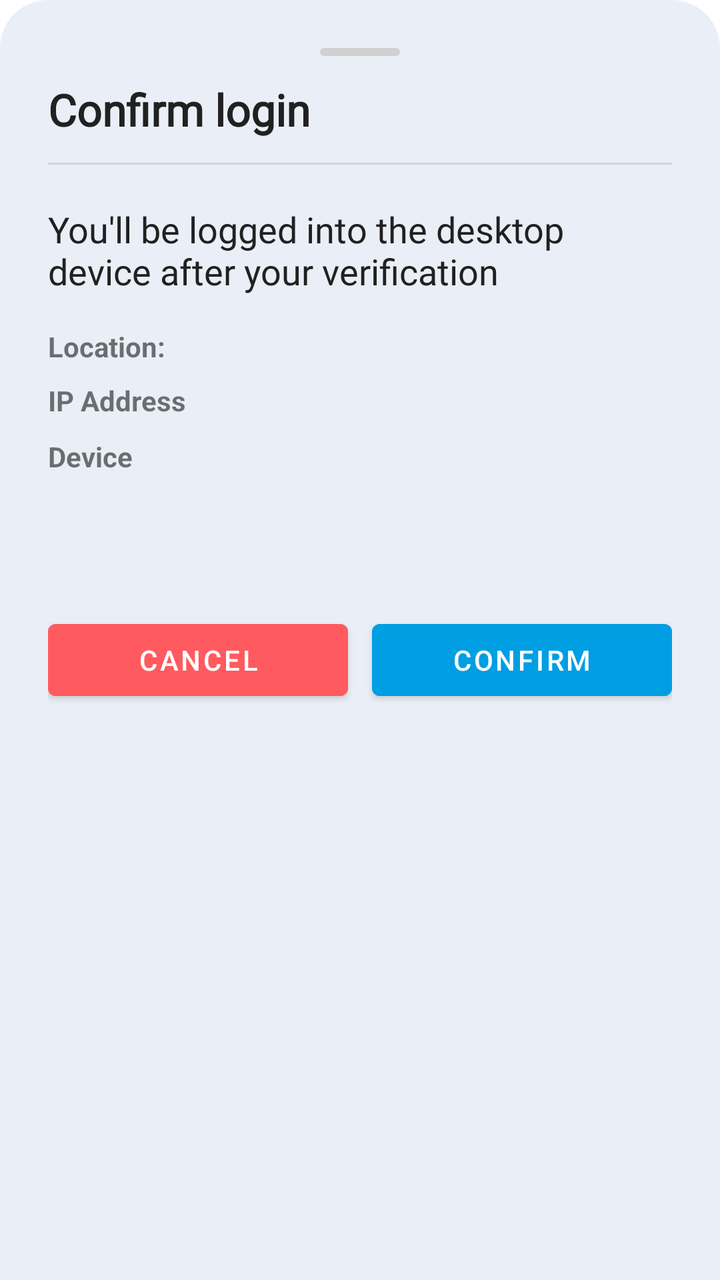
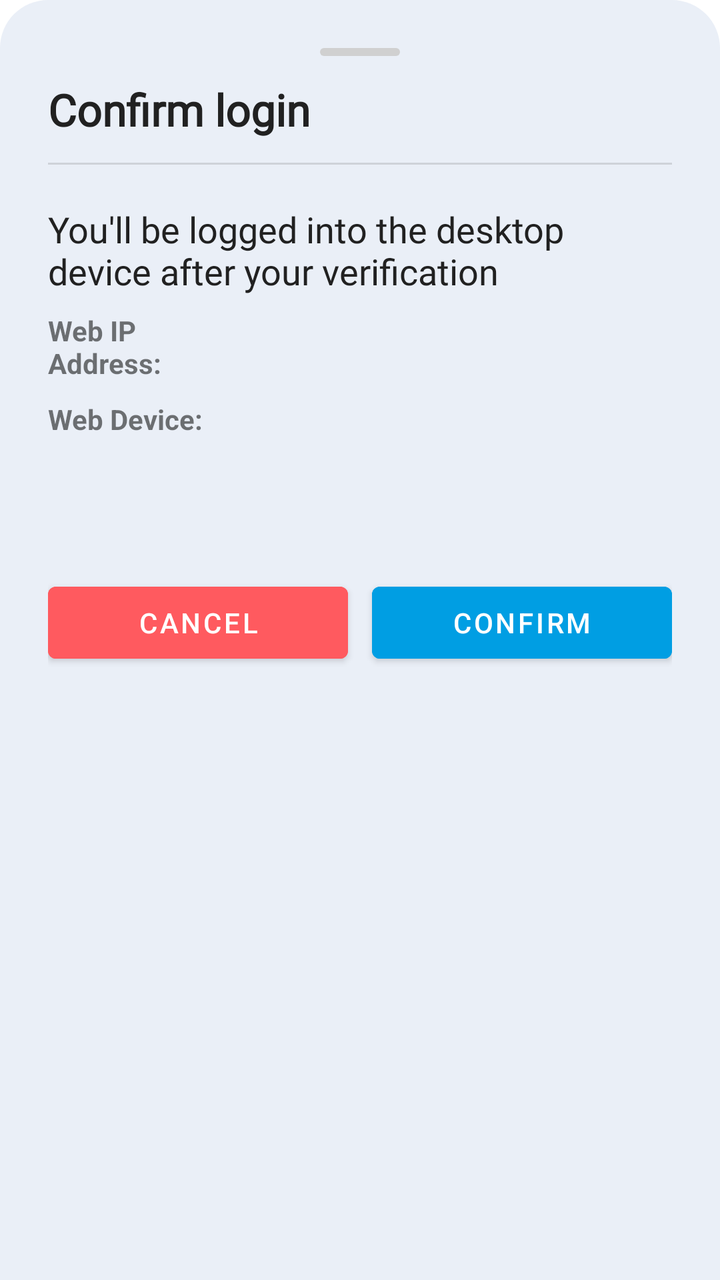

Before-and-after screenshots of an Android layout around one commit, followed by the original layout XML and the change that was made.
<!-- AndroidManifest.xml: application theme Theme.Policybossprov34 -->
<!-- res/layout/dialog_qr_confirm.xml -->
<?xml version="1.0" encoding="utf-8"?>
<LinearLayout xmlns:android="http://schemas.android.com/apk/res/android"

    android:layout_width="match_parent"
    android:layout_height="wrap_content"
    android:orientation="vertical"
    android:backgroundTint="@color/bg_light"
    android:padding="24dp"

    android:background="@drawable/bg_bottom_sheet">

    <View
        android:layout_width="40dp"
        android:layout_height="4dp"
        android:layout_gravity="center_horizontal"
        android:layout_marginBottom="12dp"
        android:background="@drawable/bg_sheet_handle"/>
    <TextView
        android:text="Confirm login"
        android:textStyle="bold"
        android:textSize="22sp"
        android:fontFamily="@font/poppinsbold"
        android:textColor="@color/black"
        android:layout_width="wrap_content"
        android:layout_height="wrap_content"/>

    <com.google.android.material.divider.MaterialDivider
        android:layout_width="match_parent"
        android:layout_height="wrap_content"
        android:layout_marginVertical="12dp"/>

    <TextView
        android:layout_marginTop="8dp"
        android:textSize="18sp"
        android:fontFamily="@font/poppinsmedium"
        android:text="You'll be logged into the desktop device after your verification"
        android:textColor="@color/colorText"
        android:layout_width="wrap_content"
        android:layout_height="wrap_content"/>

    
    <LinearLayout
        android:layout_width="match_parent"
        android:layout_height="wrap_content"
        android:layout_marginTop="16dp"
        android:orientation="horizontal">

        <TextView
            android:text="Location:"
            android:textStyle="bold"
            android:layout_width="0dp"
            android:layout_weight=".3"
            android:layout_height="wrap_content"/>

        <TextView
            android:id="@+id/tvLocation"

            android:layout_width="0dp"
            android:layout_weight=".7"
            android:layout_height="wrap_content"/>

    </LinearLayout>

    
    <LinearLayout
        android:layout_width="match_parent"
        android:layout_height="wrap_content"
        android:layout_marginTop="8dp"
        android:orientation="horizontal">

        <TextView
            android:text="IP Address"
            android:textStyle="bold"
            android:layout_width="0dp"
            android:layout_weight=".3"
            android:layout_height="wrap_content"/>

        <TextView
            android:id="@+id/tvIp"
            android:layout_width="0dp"
            android:layout_weight=".7"
            android:layout_height="wrap_content"/>

    </LinearLayout>

    
    <LinearLayout
        android:layout_width="match_parent"
        android:layout_height="wrap_content"
        android:layout_marginTop="8dp"
        android:orientation="horizontal">

        <TextView
            android:text="Device"
            android:textStyle="bold"
            android:layout_width="0dp"
            android:layout_weight=".3"
            android:layout_height="wrap_content"/>

        <TextView
            android:id="@+id/tvDevice"
            android:textSize="15sp"
            android:fontFamily="@font/poppinsbold"
            android:text=""
            android:textColor="@color/green"
            android:layout_width="0dp"
            android:layout_weight=".7"
            android:layout_height="wrap_content"/>

    </LinearLayout>

    
    <com.google.android.material.progressindicator.CircularProgressIndicator
        android:id="@+id/progressBar"
        android:visibility="invisible"
        android:indeterminate="true"
        android:layout_gravity="center"
        android:layout_marginTop="10dp"
        android:layout_width="36dp"
        android:layout_height="36dp"/>

    <LinearLayout
        android:layout_marginTop="10dp"
        android:layout_width="match_parent"
        android:layout_height="wrap_content"
        android:orientation="horizontal">

        <com.google.android.material.button.MaterialButton
            android:id="@+id/btnCancel"
            android:text="Cancel"
            android:backgroundTint="@color/red_custom"
            android:layout_weight="1"
            android:layout_width="0dp"
            android:layout_height="wrap_content"/>

        <com.google.android.material.button.MaterialButton
            android:id="@+id/btnConfirm"
            android:text="Confirm"
            android:backgroundTint="@color/button_color"
            android:layout_marginStart="12dp"
            android:layout_weight="1"
            android:layout_width="0dp"
            android:layout_height="wrap_content"/>

    </LinearLayout>

</LinearLayout>
<!-- resources referenced by this layout -->
<resources>
  <color name="bg_light">#eaeff7</color>
  <color name="black">#212121</color>
  <color name="button_color">@color/colorPrimary</color>
  <color name="colorText">#212121</color>
  <color name="green">#00bfa5</color>
  <color name="red_custom">#ff5a5f</color>
  <!-- drawable bg_bottom_sheet (drawable) -->
  <shape xmlns:android="http://schemas.android.com/apk/res/android"
      android:shape="rectangle">
  
      <solid android:color="?attr/colorSurface"/>
  
      <corners
          android:topLeftRadius="24dp"
          android:topRightRadius="24dp"/>
  </shape>
  <!-- drawable bg_sheet_handle (drawable) -->
  <?xml version="1.0" encoding="utf-8"?>
  <shape xmlns:android="http://schemas.android.com/apk/res/android">
      <solid android:color="#D0D0D0"/>
      <corners android:radius="2dp"/>
  </shape>
  <style name="Theme.Policybossprov34" parent="Base.Theme.Policybossprov34" />
  <color name="colorPrimary">#009ee3</color>
  <style name="Base.Theme.Policybossprov34" parent="Theme.MaterialComponents.DayNight.NoActionBar">
          
          
              <item name="colorPrimary">@color/colorAccent</item>
  
  
  
              <item name="colorPrimaryDark">@color/colorPrimaryDark</item>
              <item name="colorAccent">@color/colorAccent</item>
  
             
             <item name="android:statusBarColor">@color/colorPrimaryDark</item>
  
  
          
          
          <item name="android:windowBackground">@color/white</item>
          <item name="android:windowActivityTransitions">true</item>
          
          
  
          
          <item name="windowActionModeOverlay">true</item>
          
          <item name="actionModeBackground">@color/colorAccent</item>
  
          
          <item name="textInputStyle">@style/textInputLayoutStyle</item>
  
          
       
          <item name="colorControlActivated">@color/colorPrimary</item>
  
  
          
           
          <item name="colorControlHighlight">@color/colorAccentPressed</item>
          <item name="colorOnPrimary">@color/white</item>
  
  
  
  
      </style>
  <color name="colorAccent">#009ee3</color>
  <color name="colorPrimaryDark">#00476e</color>
  <color name="white">#ffffff</color>
  <style name="textInputLayoutStyle" parent="Widget.MaterialComponents.TextInputLayout.OutlinedBox">
  
  
          <item name="android:textColor">@color/white</item>
  
          
          <item name="hintTextColor">@color/white</item>
  
          
          <item name="android:textColorHint">@color/white</item>
          <item name="boxStrokeErrorColor">@color/error_red</item>
  
          <item name="android:layout_height">wrap_content</item>
          <item name="android:layout_width">match_parent</item>
  
          <item name="android:textSize">17sp</item>
  
  
  
          
          <item name="errorEnabled">false</item>
  
  
          
          <item name="startIconTint">@color/default_icon_color</item>
          <item name="endIconTint">@color/default_icon_color</item>
  
          
          <item name="boxBackgroundMode">filled</item>
  
          <item name="endIconMode">clear_text</item>
            <item name="boxBackgroundColor">@color/transparent</item>
  
          <item name="boxStrokeWidthFocused">2dp</item> 
          <item name="boxStrokeWidth">0.7dp</item> 
          <item name="boxStrokeColor">@color/colorPrimary</item>
  
          <item name="android:inputType">text</item>
          <item name="android:imeOptions">actionNext</item>
          <item name="android:lines">1</item>
  
  
  
  
      </style>
  <color name="colorAccentPressed">#009ee3</color>
  <color name="error_red">#ff8566</color>
  <color name="default_icon_color">#ffffff</color>
  <color name="transparent">#00000000</color>
</resources>

<!-- the commit's change to res/layout/dialog_qr_confirm.xml (unified diff, before → after) -->
@@ -40,6 +40,7 @@
 
     
     <LinearLayout
+        android:visibility="gone"
         android:layout_width="match_parent"
         android:layout_height="wrap_content"
         android:layout_marginTop="16dp"
@@ -69,16 +70,20 @@
         android:orientation="horizontal">
 
         <TextView
-            android:text="IP Address"
+            android:text="Web IP Address:"
             android:textStyle="bold"
             android:layout_width="0dp"
             android:layout_weight=".3"
+            android:layout_marginRight="@dimen/_2dp"
             android:layout_height="wrap_content"/>
 
         <TextView
-            android:id="@+id/tvIp"
+            android:id="@+id/tvIpAddress"
             android:layout_width="0dp"
             android:layout_weight=".7"
+            android:fontFamily="@font/poppinsbold"
+            android:text=""
+            android:textColor="@color/black"
             android:layout_height="wrap_content"/>
 
     </LinearLayout>
@@ -91,20 +96,22 @@
         android:orientation="horizontal">
 
         <TextView
-            android:text="Device"
+            android:text="Web Device:"
             android:textStyle="bold"
             android:layout_width="0dp"
             android:layout_weight=".3"
+            android:layout_marginRight="@dimen/_2dp"
             android:layout_height="wrap_content"/>
 
         <TextView
-            android:id="@+id/tvDevice"
+            android:id="@+id/tvWebDevice"
             android:textSize="15sp"
             android:fontFamily="@font/poppinsbold"
             android:text=""
-            android:textColor="@color/green"
+            android:textColor="@color/black"
             android:layout_width="0dp"
             android:layout_weight=".7"
+
             android:layout_height="wrap_content"/>
 
     </LinearLayout>
<!-- resource entries referenced after the edit -->
@@ -4,8 +4,8 @@
   <color name="black">#212121</color>
   <color name="button_color">@color/colorPrimary</color>
   <color name="colorText">#212121</color>
-  <color name="green">#00bfa5</color>
   <color name="red_custom">#ff5a5f</color>
+  <dimen name="_2dp">2dp</dimen>
   <!-- drawable bg_bottom_sheet (drawable) -->
   <shape xmlns:android="http://schemas.android.com/apk/res/android"
       android:shape="rectangle">
